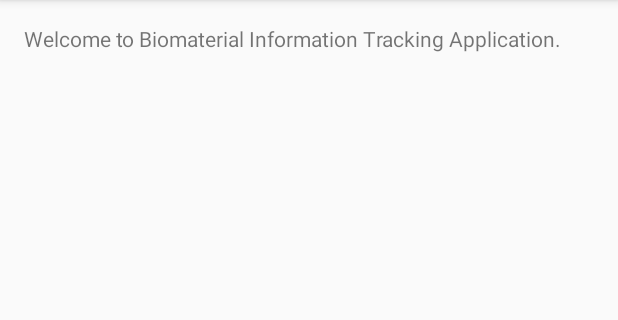
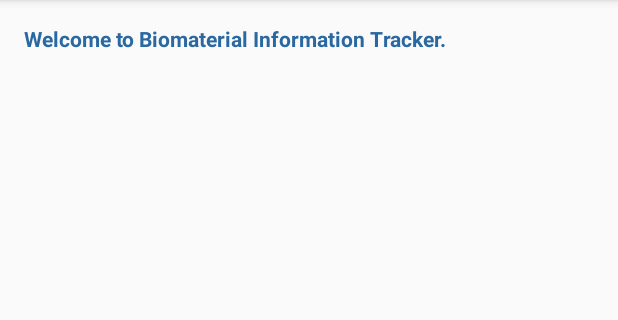
Before and after one commit to Purathani/ensat_tracker, an Android app: the fragment AboutUsFragment placed in its activity, with the options menu open, on a phone screen of 412 x 824 dp, the part 84-404 px from its top. Run offline under Robolectric (Android 15) with nearby library versions, the phone set to English and light mode, and no system bars; 3 statements that could not run were skipped.

```diff
--- a/app/src/main/java/ensat/unimelb/ensat_mobile_app/QRResultActivity.java
+++ b/app/src/main/java/ensat/unimelb/ensat_mobile_app/QRResultActivity.java
@@ -29,6 +29,7 @@ import org.json.JSONObject;
 import java.util.ArrayList;
 import java.util.List;
 
+import ensat.unimelb.ensat_mobile_app.data.AppConstants;
 import ensat.unimelb.ensat_mobile_app.data.BioMaterialInfoTransfer;
 import ensat.unimelb.ensat_mobile_app.data.BioMaterialTransferDetail;
 import ensat.unimelb.ensat_mobile_app.data.WebserviceUtil;
@@ -58,7 +59,7 @@ public class QRResultActivity extends AppCompatActivity {
         //  txtResult.setText(group_id);
 
         WebserviceUtil wUtil = new WebserviceUtil();
-        String jsonStr = wUtil.requestContent("http://192.168.1.103:8080/ENSAT_WS/api/accbiomaterialaliquotstransfer" + "/" + group_id);
+        String jsonStr = wUtil.requestContent(AppConstants.WEBSERVICE_URL + "/" + group_id);
         bioInfoList = parseJSONString(jsonStr);
 
         // Locate the ListView in listview_main.xml
@@ -100,7 +101,7 @@ public class QRResultActivity extends AppCompatActivity {
                                 BioMaterialTransferDetail selecteditem = listviewadapter.getItem(selected.keyAt(i));
                                 // Remove selected items following the ids
                                 receivedId = selecteditem.getAcc_biomaterial_transfer_id();
-                                String responseReceive = wUtil.requestContentPut("http://192.168.1.103:8080/ENSAT_WS/api/accbiomaterialaliquotstransfer" + "/" + receivedId);
+                                String responseReceive = wUtil.requestContentPut("http://10.9.138.169:8080/ENSAT_WS/api/accbiomaterialaliquotstransfer" + "/" + receivedId);
                                 listviewadapter.remove(selecteditem);
                             }
                         }
--- a/app/src/main/res/layout/fragment_about_us.xml
+++ b/app/src/main/res/layout/fragment_about_us.xml
@@ -6,6 +6,8 @@
 
     <!-- TODO: Update blank fragment layout -->
     <TextView android:layout_width="match_parent" android:layout_height="match_parent"
-        android:text="@string/desc_about_us" />
+        android:text="@string/desc_about_us"
+        android:theme="@style/labelText" />
+
 
 </FrameLayout>
--- a/app/src/main/res/values/strings.xml
+++ b/app/src/main/res/values/strings.xml
@@ -22,7 +22,7 @@
 <!-- TODO: Remove or change this placeholder text -->
     <string name="hello_blank_fragment">Hello blank fragment</string>
 
-    <string name="desc_about_us">Welcome to Biomaterial Information Tracking Application.</string>
+    <string name="desc_about_us">Welcome to Biomaterial Information Tracker.</string>
     <string name="desc_track_material">Tracking Parcel - EasyPost API </string>
     <string name="title_activity_qrresult">QRResultActivity</string>
 
@@ -46,6 +46,7 @@
     <string name="lblWeight">"Weight: "</string>
     <string name="btnClear">" CLEAR "</string>
 
+
     <string-array name="carrier_array">
         <item>FedEx</item>
         <item>UPS</item>
```
Also changed, not shown: app/src/main/java/ensat/unimelb/ensat_mobile_app/data/AppConstants.java (added, +8 -0 lines), app/libs/gson-2.2.4.jar (added).
